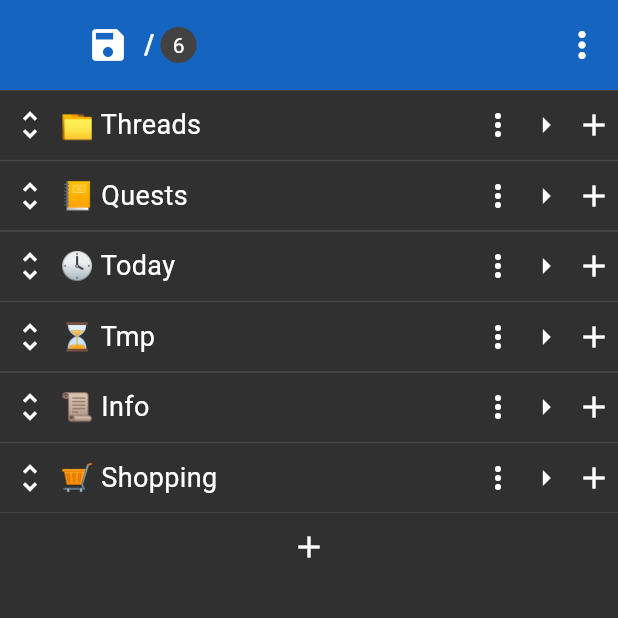
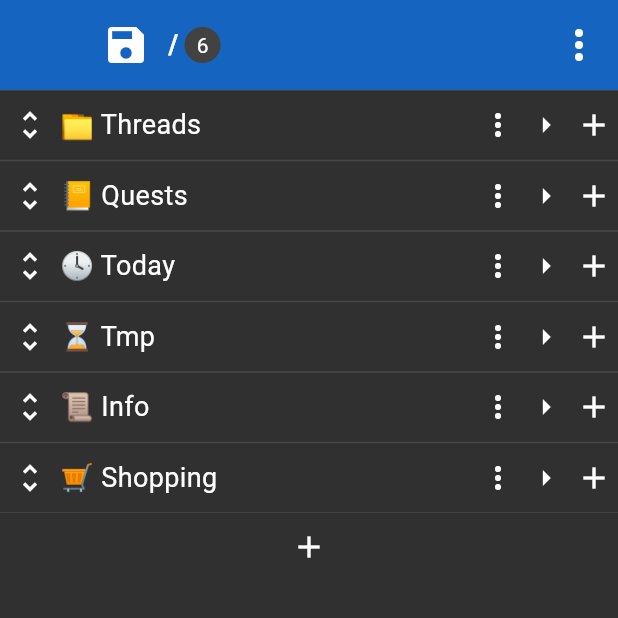
Before and after one commit to igrek51/todotree, a Flutter app: the screen it shows after launch, on a phone screen of 412 x 824 dp, the top half of it. Run offline on Flutter 3.47's test engine with Material 3 defaults, Android fonts, the phone set to English and light mode, and no system bars; drawn by our look-alikes of flutter_slidable; our stand-ins replace file_picker, permission_handler, settings_ui, shared_preferences, yaml; missing offline and left inert: move_to_background, window_manager, yaml_writer.

Commit message:
Adjust title bar icon size

```diff
--- a/lib/views/home/title_bar.dart
+++ b/lib/views/home/title_bar.dart
@@ -20,9 +20,7 @@ class TitleBar extends StatelessWidget {
     final homeController = Provider.of<HomeController>(context, listen: false);
     final mainMenuRunner = Provider.of<MainMenuRunner>(context, listen: false);
 
-    return Material(
-      elevation: 20,
-      child: Container(
+    return Container(
       height: 60,
       alignment: Alignment.center,
       color: theme.colorScheme.primary,
@@ -36,10 +34,11 @@ class TitleBar extends StatelessWidget {
               maintainState: true,
               visible: !browserState.atRoot || homeState.pageView == HomePageView.itemEditor,
               child: IconButton(
-                  iconSize: 32,
+                iconSize: 56,
+                padding: EdgeInsets.all(12),
                 icon: const Icon(
                   Icons.arrow_back,
-                    size: 28,
+                  size: 32,
                   color: Colors.white,
                 ),
                 onPressed: () {
@@ -50,10 +49,11 @@ class TitleBar extends StatelessWidget {
               ),
             ),
             IconButton(
-                iconSize: 32,
+              iconSize: 56,
+              padding: EdgeInsets.all(12),
               icon: const Icon(
                 Icons.save,
-                  size: 28,
+                size: 32,
                 color: Colors.white,
               ),
               onPressed: () {
@@ -66,8 +66,13 @@ class TitleBar extends StatelessWidget {
               child: _buildTitle(context, browserState),
             ),
             PopupMenuButton(
-                iconSize: 32,
-                icon: const Icon(Icons.more_vert, size: 28),
+              iconSize: 52,
+              padding: EdgeInsets.all(10),
+              icon: const Icon(
+                Icons.more_vert,
+                size: 32,
+                color: Colors.white,
+              ),
               itemBuilder: (context) {
                 return mainMenuRunner.menuActions(context).map((action) {
                   return PopupMenuItem(
@@ -91,7 +96,6 @@ class TitleBar extends StatelessWidget {
               },
             ),
           ],
-          ),
         ),
       ),
     );
```
Lines whose indentation alone changed are shown as unchanged.
